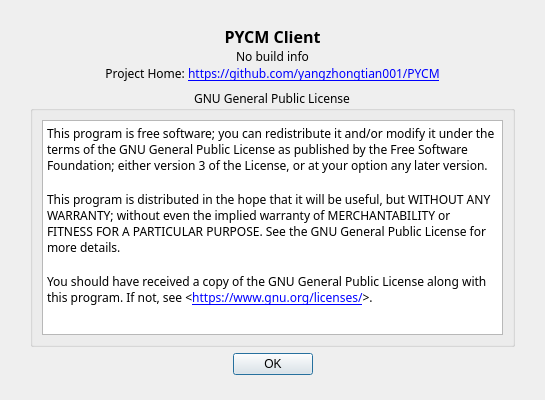
First picture: the form in Client/UI/AboutUI.ui, repository yang-zhongtian/PYCM, before the edit.
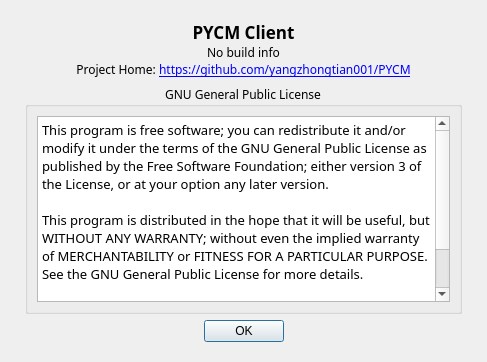
Second picture: the form after the edit. Icons and pictures are not drawn.

The edit to the form file:
```diff
--- a/Client/UI/AboutUI.ui
+++ b/Client/UI/AboutUI.ui
@@ -6,8 +6,8 @@
    <rect>
     <x>0</x>
     <y>0</y>
-    <width>545</width>
-    <height>400</height>
+    <width>487</width>
+    <height>362</height>
    </rect>
   </property>
   <property name="sizePolicy">
@@ -31,16 +31,16 @@
   </property>
   <layout class="QVBoxLayout" name="verticalLayout" stretch="0,0,0">
    <property name="leftMargin">
-    <number>30</number>
+    <number>25</number>
    </property>
    <property name="topMargin">
-    <number>25</number>
+    <number>20</number>
    </property>
    <property name="rightMargin">
-    <number>30</number>
+    <number>25</number>
    </property>
    <property name="bottomMargin">
-    <number>25</number>
+    <number>20</number>
    </property>
    <item>
     <layout class="QVBoxLayout" name="verticalLayout_2">
@@ -52,7 +52,7 @@
        <property name="font">
         <font>
          <family>阿里巴巴普惠体</family>
-         <pointsize>12</pointsize>
+         <pointsize>13</pointsize>
          <weight>75</weight>
          <bold>true</bold>
         </font>
@@ -128,11 +128,11 @@
 &lt;html&gt;&lt;head&gt;&lt;meta name=&quot;qrichtext&quot; content=&quot;1&quot; /&gt;&lt;style type=&quot;text/css&quot;&gt;
 p, li { white-space: pre-wrap; }
 &lt;/style&gt;&lt;/head&gt;&lt;body style=&quot; font-family:'阿里巴巴普惠体','阿里巴巴普惠体'; font-size:9pt; font-weight:600; font-style:normal;&quot;&gt;
-&lt;p style=&quot; margin-top:0px; margin-bottom:0px; margin-left:0px; margin-right:0px; -qt-block-indent:0; text-indent:0px;&quot;&gt;&lt;span style=&quot; font-family:'SimSun'; font-weight:400;&quot;&gt;This program is free software; you can redistribute it and/or modify it under the terms of the GNU General Public License as published by the Free Software Foundation; either version 3 of the License, or at your option any later version.&lt;/span&gt;&lt;/p&gt;
-&lt;p style=&quot;-qt-paragraph-type:empty; margin-top:0px; margin-bottom:0px; margin-left:0px; margin-right:0px; -qt-block-indent:0; text-indent:0px; font-family:'SimSun'; font-weight:400;&quot;&gt;&lt;br /&gt;&lt;/p&gt;
-&lt;p style=&quot; margin-top:0px; margin-bottom:0px; margin-left:0px; margin-right:0px; -qt-block-indent:0; text-indent:0px;&quot;&gt;&lt;span style=&quot; font-family:'SimSun'; font-weight:400;&quot;&gt;This program is distributed in the hope that it will be useful, but WITHOUT ANY WARRANTY; without even the implied warranty of MERCHANTABILITY or FITNESS FOR A PARTICULAR PURPOSE. See the GNU General Public License for more details. &lt;/span&gt;&lt;/p&gt;
-&lt;p style=&quot;-qt-paragraph-type:empty; margin-top:0px; margin-bottom:0px; margin-left:0px; margin-right:0px; -qt-block-indent:0; text-indent:0px; font-family:'SimSun'; font-weight:400;&quot;&gt;&lt;br /&gt;&lt;/p&gt;
-&lt;p style=&quot; margin-top:0px; margin-bottom:0px; margin-left:0px; margin-right:0px; -qt-block-indent:0; text-indent:0px;&quot;&gt;&lt;span style=&quot; font-family:'SimSun'; font-weight:400;&quot;&gt;You should have received a copy of the GNU General Public License along with this program. If not, see &amp;lt;&lt;/span&gt;&lt;a href=&quot;https://www.gnu.org/licenses/&quot;&gt;&lt;span style=&quot; font-family:'SimSun'; font-weight:400; text-decoration: underline; color:#0000ff;&quot;&gt;https://www.gnu.org/licenses/&lt;/span&gt;&lt;/a&gt;&lt;span style=&quot; font-family:'SimSun'; font-weight:400;&quot;&gt;&amp;gt;.&lt;/span&gt;&lt;/p&gt;&lt;/body&gt;&lt;/html&gt;</string>
+&lt;p style=&quot; margin-top:0px; margin-bottom:0px; margin-left:0px; margin-right:0px; -qt-block-indent:0; text-indent:0px;&quot;&gt;&lt;span style=&quot; font-family:'SimSun'; font-size:10pt; font-weight:400;&quot;&gt;This program is free software; you can redistribute it and/or modify it under the terms of the GNU General Public License as published by the Free Software Foundation; either version 3 of the License, or at your option any later version.&lt;/span&gt;&lt;/p&gt;
+&lt;p style=&quot;-qt-paragraph-type:empty; margin-top:0px; margin-bottom:0px; margin-left:0px; margin-right:0px; -qt-block-indent:0; text-indent:0px; font-family:'SimSun'; font-size:10pt; font-weight:400;&quot;&gt;&lt;br /&gt;&lt;/p&gt;
+&lt;p style=&quot; margin-top:0px; margin-bottom:0px; margin-left:0px; margin-right:0px; -qt-block-indent:0; text-indent:0px;&quot;&gt;&lt;span style=&quot; font-family:'SimSun'; font-size:10pt; font-weight:400;&quot;&gt;This program is distributed in the hope that it will be useful, but WITHOUT ANY WARRANTY; without even the implied warranty of MERCHANTABILITY or FITNESS FOR A PARTICULAR PURPOSE. See the GNU General Public License for more details. &lt;/span&gt;&lt;/p&gt;
+&lt;p style=&quot;-qt-paragraph-type:empty; margin-top:0px; margin-bottom:0px; margin-left:0px; margin-right:0px; -qt-block-indent:0; text-indent:0px; font-family:'SimSun'; font-size:10pt; font-weight:400;&quot;&gt;&lt;br /&gt;&lt;/p&gt;
+&lt;p style=&quot; margin-top:0px; margin-bottom:0px; margin-left:0px; margin-right:0px; -qt-block-indent:0; text-indent:0px;&quot;&gt;&lt;span style=&quot; font-family:'SimSun'; font-size:10pt; font-weight:400;&quot;&gt;You should have received a copy of the GNU General Public License along with this program. If not, see &amp;lt;&lt;/span&gt;&lt;a href=&quot;https://www.gnu.org/licenses/&quot;&gt;&lt;span style=&quot; font-family:'SimSun'; font-size:10pt; font-weight:400; text-decoration: underline; color:#0000ff;&quot;&gt;https://www.gnu.org/licenses/&lt;/span&gt;&lt;/a&gt;&lt;span style=&quot; font-family:'SimSun'; font-size:10pt; font-weight:400;&quot;&gt;&amp;gt;.&lt;/span&gt;&lt;/p&gt;&lt;/body&gt;&lt;/html&gt;</string>
         </property>
         <property name="openExternalLinks">
          <bool>true</bool>
```
Left out of the diff: 16 changed lines with no effect on the pictures.
